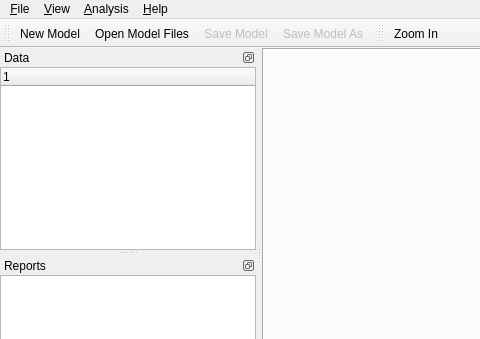
Before: the Qt Designer form gui/mainwindow.ui in rakhimov/scram, drawn with Qt 5; both pictures show x 0 to 480 and y 0 to 339 of the 640 by 480 pixel window.
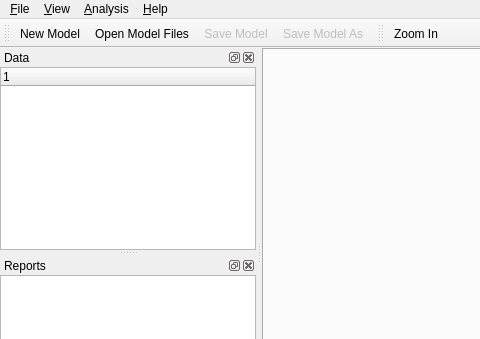
After: the same form once the commit is applied. Icons and pictures are not drawn.

Commit message:
GUI: Provide visibility toggles for docks and bars
- Data dock
- Report dock
- Model tool bar
- Zoom tool bar
- Analysis tool bar

```diff
--- a/gui/mainwindow.ui
+++ b/gui/mainwindow.ui
@@ -162,7 +162,7 @@
   </widget>
   <widget class="QDockWidget" name="modelDockWidget">
    <property name="features">
-    <set>QDockWidget::DockWidgetFloatable|QDockWidget::DockWidgetMovable</set>
+    <set>QDockWidget::AllDockWidgetFeatures</set>
    </property>
    <property name="windowTitle">
     <string>Data</string>
@@ -210,7 +210,7 @@
   </widget>
   <widget class="QDockWidget" name="reportDockWidget">
    <property name="features">
-    <set>QDockWidget::DockWidgetFloatable|QDockWidget::DockWidgetMovable</set>
+    <set>QDockWidget::AllDockWidgetFeatures</set>
    </property>
    <property name="windowTitle">
     <string>Reports</string>
```
Left out of the diff: 223 changed lines with no effect on the pictures.
